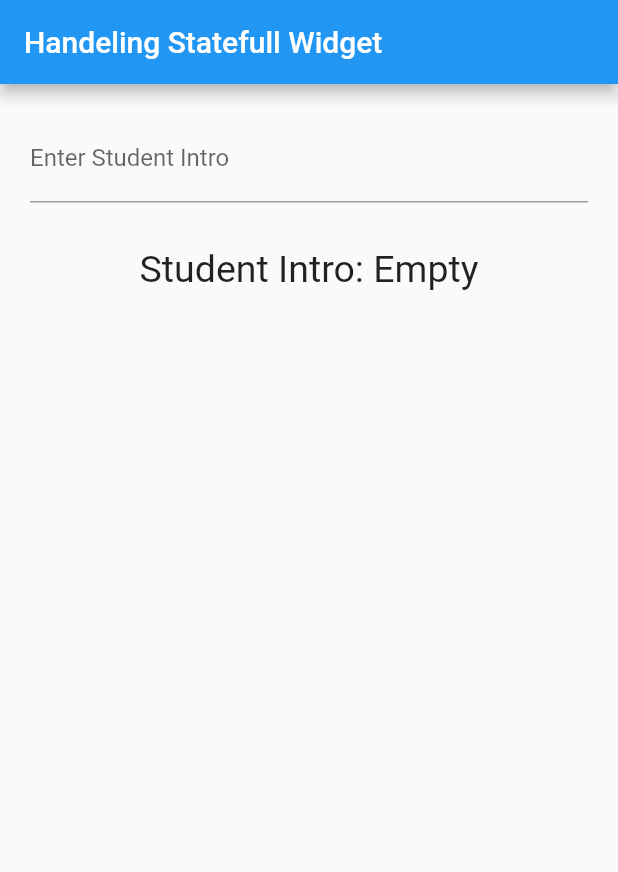
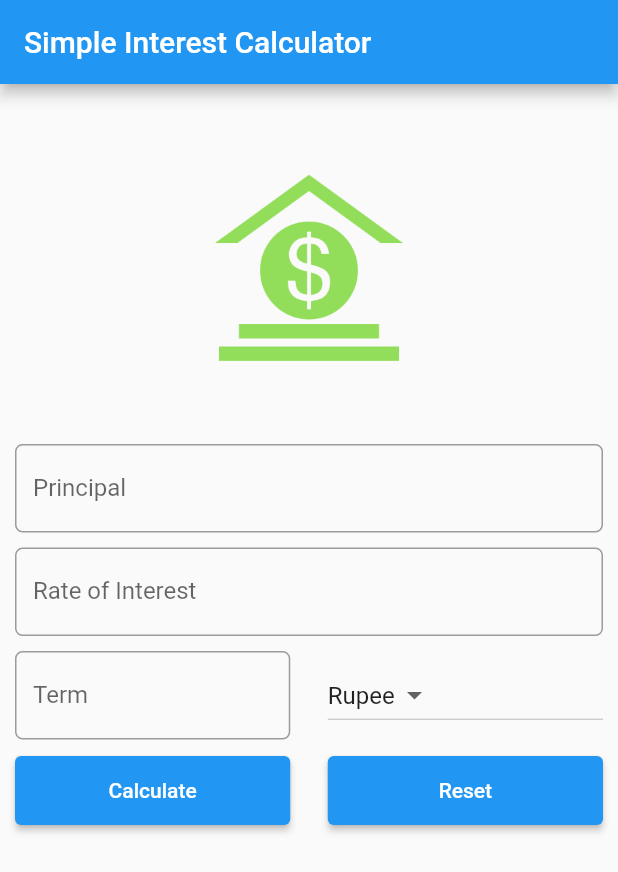
Before and after one commit to imafzalakram/flutter_demos, a Flutter app: the screen it shows after launch, on a phone screen of 412 x 824 dp. Shown: the top 872 px of the screen. Run offline on Flutter 3.47's test engine with Material 2 defaults, Android fonts, the phone set to English and light mode, and no system bars.

Commit message:
Source code of Banking Calculator

```diff
--- a/lib/main.dart
+++ b/lib/main.dart
@@ -1,53 +1,149 @@
 import 'package:flutter/material.dart';
 
 void main() {
-  runApp(StudentItro());
+  runApp(MaterialApp(
+    title: 'Simple Interest Calculator App',
+    home: SIForm(),
+  ));
 }
 
-class StudentItro extends StatefulWidget {
+class SIForm extends StatefulWidget {
   @override
   State<StatefulWidget> createState() {
-    return StudentIntroStates();
+    return _SIFormState();
   }
 }
 
-class StudentIntroStates extends State<StudentItro> {
-  String studentIntro="Empty";
+class _SIFormState extends State<SIForm> {
+  var _currencies = ['Rupees', 'Dollars', 'Pounds'];
+  final double _minimumPadding = 5.0;
+  String dropdownValue = 'Rupee';
 
   @override
   Widget build(BuildContext context) {
-    debugPrint("calling build function");
-
-    return MaterialApp(
-      home: Scaffold(
-        appBar: AppBar(title: Text("Handeling Statefull Widget"),),
+    return Scaffold(
+      appBar: AppBar(
+        title: Text('Simple Interest Calculator'),
+      ),
       body: Container(
-          padding: EdgeInsets.all(20.0),
+        margin: EdgeInsets.all(_minimumPadding * 2),
         child: Column(
-            children: [
-              TextField(
+          children: <Widget>[
+            getImageAsset(),
+            Padding(
+              padding: EdgeInsets.only(
+                  top: _minimumPadding, bottom: _minimumPadding),
+              child: TextField(
+                keyboardType: TextInputType.number,
                 decoration: InputDecoration(
-                  labelText: "Enter Student Intro",
-                  hintText: "Enter text",
+                  labelText: 'Principal',
+                  hintText: 'Enter Principal e.g. 12000',
+                  border: OutlineInputBorder(
+                    borderRadius: BorderRadius.circular(5.0),
                   ),
-                onSubmitted: (String intro){
-                  // The most improtant function in all statefull widgets
-                  setState((){
-                    debugPrint("calling setState function");
-                    studentIntro=intro;
+                ),
+              ),
+            ),
+            Padding(
+              padding: EdgeInsets.only(
+                  top: _minimumPadding, bottom: _minimumPadding),
+              child: TextField(
+                keyboardType: TextInputType.number,
+                decoration: InputDecoration(
+                  labelText: 'Rate of Interest',
+                  hintText: 'In percent',
+                  border: OutlineInputBorder(
+                    borderRadius: BorderRadius.circular(5.0),
+                  ),
+                ),
+              ),
+            ),
+            Padding(
+              padding: EdgeInsets.only(
+                  top: _minimumPadding, bottom: _minimumPadding),
+              child: Row(
+                children: <Widget>[
+                  Expanded(
+                    child: TextField(
+                      keyboardType: TextInputType.number,
+                      decoration: InputDecoration(
+                        labelText: 'Term',
+                        hintText: 'Time in years',
+                        border: OutlineInputBorder(
+                          borderRadius: BorderRadius.circular(5.0),
+                        ),
+                      ),
+                    ),
+                  ),
+                  Container(
+                    width: _minimumPadding * 5,
+                  ),
+                  Expanded(
+                    child: DropdownButton<String>(
+                      value: dropdownValue,
+                      onChanged: (String? newValue) {
+                        setState(() {
+                          dropdownValue = newValue!;
                         });
                       },
+                      items: <String>['Rupee', 'Dollar', 'Pound', 'Euro']
+                          .map<DropdownMenuItem<String>>((String value) {
+                        return DropdownMenuItem<String>(
+                          value: value,
+                          child: Text(value),
+                        );
+                      }).toList(),
                     ),
-
-              Padding(
-                padding: const EdgeInsets.only(top: 30.0),
-                child: Text("Student Intro: $studentIntro",
-                style: TextStyle(fontSize: 25.0),),
-              )
+                  ),
                 ],
               ),
+            ),
+            Padding(
+              padding: EdgeInsets.only(
+                  bottom: _minimumPadding, top: _minimumPadding),
+              child: Row(
+                children: <Widget>[
+                  Expanded(
+                    child: ElevatedButton(
+                      child: Padding(
+                        padding: const EdgeInsets.only(top: 15.0, bottom: 15.0),
+                        child: Text('Calculate'),
+                      ),
+                      onPressed: () {},
+                    ),
+                  ),
+                  Container(
+                    width: _minimumPadding * 5,
+                  ),
+                  Expanded(
+                    child: ElevatedButton(
+                      child: Padding(
+                        padding: const EdgeInsets.only(top: 15.0, bottom: 15.0),
+                        child: Text('Reset'),
+                      ),
+                      onPressed: () {},
+                    ),
+                  ),
+                ],
+              ),
+            ),
+          ],
         ),
       ),
     );
   }
+
+  Widget getImageAsset() {
+    AssetImage assetImage = AssetImage('images/money.png');
+    Image image = Image(
+      image: assetImage,
+      width: 125.0,
+      height: 125.0,
+    );
+
+    return Container(
+      child: image,
+      margin: EdgeInsets.all(_minimumPadding * 10),
+    );
   }
+}
--- a/pubspec.yaml
+++ b/pubspec.yaml
@@ -60,6 +60,7 @@ flutter:
   # To add assets to your application, add an assets section, like this:
   assets:
       - images/phone_icon.jpeg
+      - images/money.png
 
   # An image asset can refer to one or more resolution-specific "variants", see
   # https://flutter.dev/assets-and-images/#resolution-aware
```
Also changed, not shown: images/money.png (added). Lines whose indentation alone changed are shown as unchanged.
